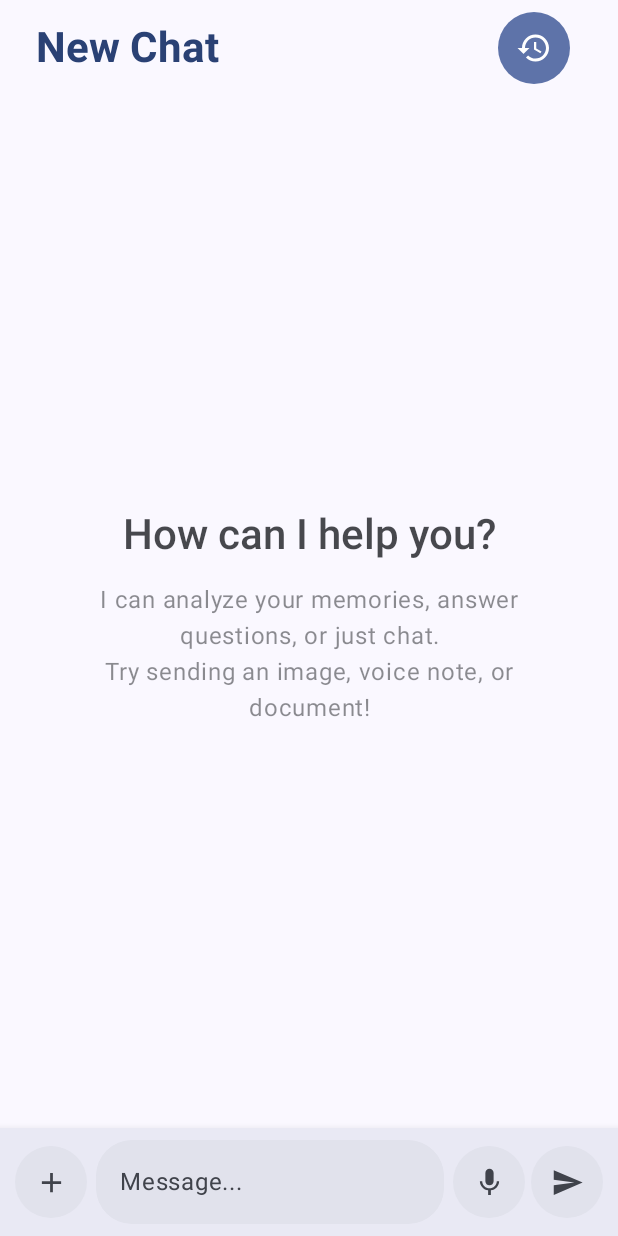
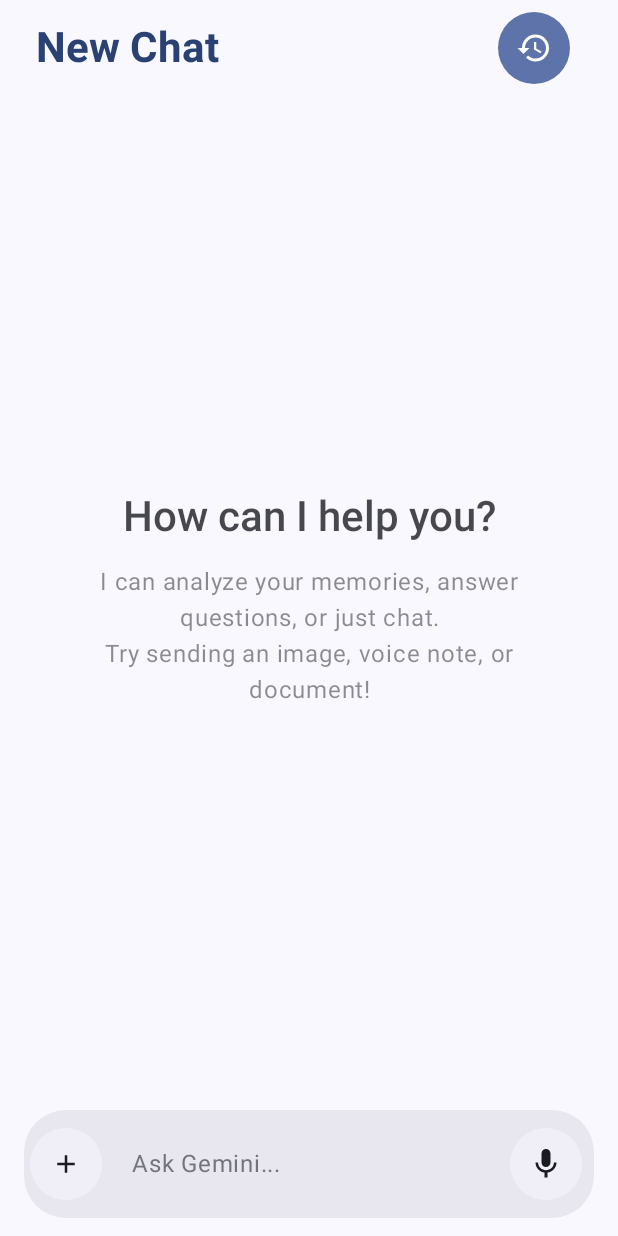
Before and after one commit to Past-da-king/MemGallery, an Android app built with Jetpack Compose: the composable ChatScreen shown on its own in the app's theme, on a phone screen of 412 x 824 dp. Run offline under Robolectric (Android 15) with nearby library versions, the phone set to English and light mode, and no system bars; our stand-ins replace Dagger/Hilt's generated code, Room's generated code; libraries missing offline, so code that uses them is left out: io.noties.markwon; 1 statement that could not run was skipped.

Commit message:
chat functionality complete  onlything remaining is  adding chat deletion

```diff
--- a/MemGallery/app/src/main/java/com/example/memgallery/ui/screens/ChatScreen.kt
+++ b/MemGallery/app/src/main/java/com/example/memgallery/ui/screens/ChatScreen.kt
@@ -11,6 +11,7 @@ import android.widget.TextView
 import androidx.activity.compose.rememberLauncherForActivityResult
 import androidx.activity.result.contract.ActivityResultContracts
 import androidx.compose.animation.AnimatedVisibility
+import androidx.compose.animation.AnimatedContent
 import androidx.compose.animation.core.*
 import androidx.compose.foundation.Canvas
 import androidx.compose.foundation.background
@@ -111,14 +112,31 @@ fun ChatScreen(
         contract = ActivityResultContracts.RequestPermission()
     ) { isGranted ->
         if (isGranted) {
-            // Start recording
-            startAudioRecording(context, { recorder, file ->
+            try {
+                val (recorder, file) = startAudioRecording(context)
                 mediaRecorder = recorder
                 recordingFile = file
                 isRecording = true
-            }, { amplitudes ->
-                recordingAmplitudes = amplitudes
-            })
+            } catch (e: Exception) {
+                e.printStackTrace()
+            }
+        }
+    }
+
+    // Audio Amplitude Polling
+    LaunchedEffect(isRecording) {
+        if (isRecording) {
+            while (true) {
+                delay(50) // Update every 50ms
+                mediaRecorder?.maxAmplitude?.let { maxAmp ->
+                    // Normalize amplitude (0-32767) to 0-1 range with some boosting
+                    val norm = (maxAmp / 32767f).coerceIn(0f, 1f)
+                    // Add to list and keep size constant
+                    recordingAmplitudes = (recordingAmplitudes + norm).takeLast(40)
+                }
+            }
+        } else {
+            recordingAmplitudes = List(40) { 0f }
         }
     }
 
@@ -156,22 +174,32 @@ fun ChatScreen(
                 onMicClick = {
                     if (isRecording) {
                         // Stop recording
-                        stopAudioRecording(mediaRecorder) { filePath ->
+                        try {
+                            mediaRecorder?.stop()
+                            mediaRecorder?.release()
+                        } catch (e: Exception) {
+                            e.printStackTrace()
+                        }
+                        mediaRecorder = null
                         isRecording = false
-                            mediaRecorder = null
-                            filePath?.let { viewModel.sendAudioMessage(it) }
+
+                        // Send the file
+                        recordingFile?.absolutePath?.let { path ->
+                            viewModel.sendAudioMessage(path)
                         }
+                        recordingFile = null
                     } else {
                         // Check permission and start recording
                         if (ContextCompat.checkSelfPermission(context, Manifest.permission.RECORD_AUDIO)
                             == PackageManager.PERMISSION_GRANTED) {
-                            startAudioRecording(context, { recorder, file ->
+                            try {
+                                val (recorder, file) = startAudioRecording(context)
                                 mediaRecorder = recorder
                                 recordingFile = file
                                 isRecording = true
-                            }, { amplitudes ->
-                                recordingAmplitudes = amplitudes
-                            })
+                            } catch (e: Exception) {
+                                e.printStackTrace()
+                            }
                         } else {
                             audioPermissionLauncher.launch(Manifest.permission.RECORD_AUDIO)
                         }
@@ -351,140 +379,190 @@ fun EnhancedChatInputBar(
     recordingAmplitudes: List<Float>
 ) {
     val primaryColor = MaterialTheme.colorScheme.primary
+    val containerColor = MaterialTheme.colorScheme.surfaceContainerHigh
 
     Surface(
         color = MaterialTheme.colorScheme.surface,
-        tonalElevation = 3.dp,
-        shadowElevation = 8.dp,
+        tonalElevation = 0.dp,
+        shadowElevation = 0.dp, // Flat design, container handles shape
         modifier = Modifier.fillMaxWidth()
     ) {
-        Column(modifier = Modifier.padding(horizontal = 12.dp, vertical = 8.dp)) {
-            // Recording waveform (shown when recording)
-            AnimatedVisibility(visible = isRecording) {
+        Column(
+            modifier = Modifier
+                .padding(horizontal = 16.dp, vertical = 12.dp)
+                .navigationBarsPadding() // Ensure it respects gesture bar
+        ) {
             Row(
                 modifier = Modifier
                     .fillMaxWidth()
-                        .height(48.dp)
-                        .clip(RoundedCornerShape(24.dp))
-                        .background(MaterialTheme.colorScheme.errorContainer.copy(alpha = 0.3f))
-                        .padding(horizontal = 16.dp),
+                    .heightIn(min = 56.dp)
+                    .background(containerColor, RoundedCornerShape(28.dp)) // Pill shape
+                    .padding(horizontal = 8.dp, vertical = 4.dp), // Padding inside the pill
                 verticalAlignment = Alignment.CenterVertically
             ) {
-                    // Pulsing red dot
+                // Left Action (Attach)
+                AnimatedVisibility(visible = !isRecording) {
+                    IconButton(
+                        onClick = onAttachClick,
+                        enabled = !isLoading,
+                        modifier = Modifier
+                            .size(40.dp)
+                            .background(MaterialTheme.colorScheme.surface.copy(alpha = 0.5f), CircleShape)
+                    ) {
+                        Icon(
+                            Icons.Default.Add,
+                            contentDescription = "Attach",
+                            tint = MaterialTheme.colorScheme.onSurface,
+                            modifier = Modifier.size(20.dp)
+                        )
+                    }
+                }
+
+                Spacer(modifier = Modifier.width(8.dp))
+
+                // Center Content (TextField or Recording UI)
+                Box(
+                    modifier = Modifier
+                        .weight(1f)
+                        .padding(vertical = 4.dp),
+                    contentAlignment = Alignment.CenterStart
+                ) {
+                    if (isRecording) {
+                        // Recording UI
+                        Row(
+                            verticalAlignment = Alignment.CenterVertically,
+                            modifier = Modifier.fillMaxWidth()
+                        ) {
+                            // Pulsing Dot
                             val infiniteTransition = rememberInfiniteTransition(label = "pulse")
                             val alpha by infiniteTransition.animateFloat(
                                 initialValue = 0.3f,
                                 targetValue = 1f,
                                 animationSpec = infiniteRepeatable(
-                            animation = tween(500),
+                                    animation = tween(800),
                                     repeatMode = RepeatMode.Reverse
                                 ),
                                 label = "pulse"
                             )
                             Box(
                                 modifier = Modifier
-                            .size(12.dp)
-                            .background(Color.Red.copy(alpha = alpha), CircleShape)
+                                    .size(10.dp)
+                                    .background(MaterialTheme.colorScheme.error.copy(alpha = alpha), CircleShape)
                             )
+
                             Spacer(modifier = Modifier.width(12.dp))
-                    Text("Recording...", color = MaterialTheme.colorScheme.error)
-                    Spacer(modifier = Modifier.weight(1f))
-                    // Mini waveform
-                    MiniWaveform(amplitudes = recordingAmplitudes, modifier = Modifier.width(100.dp).height(32.dp))
+
+                            // Waveform
+                            MiniWaveform(
+                                amplitudes = recordingAmplitudes,
+                                modifier = Modifier
+                                    .weight(1f)
+                                    .height(32.dp),
+                                color = MaterialTheme.colorScheme.error
+                            )
+
+                            Spacer(modifier = Modifier.width(12.dp))
+
+                            Text(
+                                text = formatDuration(recordingAmplitudes.size * 50L), // Approx duration
+                                style = MaterialTheme.typography.labelMedium,
+                                color = MaterialTheme.colorScheme.error
+                            )
                         }
+                    } else {
+                        // Text Input
+                        TextField(
+                            value = inputMessage,
+                            onValueChange = onValueChange,
+                            modifier = Modifier.fillMaxWidth(),
+                            placeholder = {
+                                Text(
+                                    "Ask Gemini...",
+                                    style = MaterialTheme.typography.bodyLarge.copy(
+                                        color = MaterialTheme.colorScheme.onSurfaceVariant.copy(alpha = 0.7f)
+                                    )
+                                )
+                            },
+                            colors = TextFieldDefaults.colors(
+                                focusedContainerColor = Color.Transparent,
+                                unfocusedContainerColor = Color.Transparent,
+                                focusedIndicatorColor = Color.Transparent,
+                                unfocusedIndicatorColor = Color.Transparent,
+                                cursorColor = primaryColor
+                            ),
+                            maxLines = 5,
+                            textStyle = MaterialTheme.typography.bodyLarge.copy(
+                                color = MaterialTheme.colorScheme.onSurface
+                            ),
+                            keyboardOptions = KeyboardOptions(imeAction = ImeAction.Send),
+                            keyboardActions = KeyboardActions(onSend = { if (inputMessage.isNotBlank() && !isLoading) onSend() })
+                        )
                     }
-
-            Spacer(modifier = Modifier.height(if (isRecording) 8.dp else 0.dp))
-
-            Row(
-                modifier = Modifier.fillMaxWidth(),
-                verticalAlignment = Alignment.CenterVertically
-            ) {
-                // Attach button
-                IconButton(
-                    onClick = onAttachClick,
-                    enabled = !isRecording && !isLoading,
-                    modifier = Modifier
-                        .size(44.dp)
-                        .background(
-                            MaterialTheme.colorScheme.surfaceVariant,
-                            CircleShape
-                        )
-                ) {
-                    Icon(
-                        Icons.Default.Add,
-                        contentDescription = "Attach",
-                        tint = MaterialTheme.colorScheme.onSurfaceVariant,
-                        modifier = Modifier.size(22.dp)
-                    )
                 }
 
                 Spacer(modifier = Modifier.width(8.dp))
 
-                // Text field (hidden when recording)
-                if (!isRecording) {
-                    TextField(
-                        value = inputMessage,
-                        onValueChange = onValueChange,
+                // Right Action (Mic or Send)
+                val isSendVisible = inputMessage.isNotBlank() && !isRecording
+
+                Box(
+                    modifier = Modifier.size(48.dp),
+                    contentAlignment = Alignment.Center
+                ) {
+                    androidx.compose.animation.AnimatedContent(
+                        targetState = when {
+                            isRecording -> "Stop"
+                            isSendVisible -> "Send"
+                            else -> "Mic"
+                        },
+                        label = "Action Button"
+                    ) { state ->
+                        when (state) {
+                            "Stop" -> {
+                                IconButton(
+                                    onClick = onMicClick,
                                     modifier = Modifier
-                            .weight(1f)
-                            .clip(RoundedCornerShape(24.dp)),
-                        placeholder = { Text("Message...", style = MaterialTheme.typography.bodyLarge) },
-                        colors = TextFieldDefaults.colors(
-                            focusedContainerColor = MaterialTheme.colorScheme.surfaceVariant,
-                            unfocusedContainerColor = MaterialTheme.colorScheme.surfaceVariant,
-                            focusedIndicatorColor = Color.Transparent,
-                            unfocusedIndicatorColor = Color.Transparent,
-                        ),
-                        maxLines = 4,
-                        keyboardOptions = KeyboardOptions(imeAction = ImeAction.Send),
-                        keyboardActions = KeyboardActions(onSend = { if (inputMessage.isNotBlank() && !isLoading) onSend() })
+                                        .size(48.dp)
+                                        .background(MaterialTheme.colorScheme.errorContainer, CircleShape)
+                                ) {
+                                    Icon(
+                                        Icons.Default.Stop,
+                                        contentDescription = "Stop Recording",
+                                        tint = MaterialTheme.colorScheme.onErrorContainer
                                     )
-                } else {
-                    Spacer(modifier = Modifier.weight(1f))
                                 }
-
-                Spacer(modifier = Modifier.width(8.dp))
-
-                // Microphone button
+                            }
+                            "Send" -> {
+                                IconButton(
+                                    onClick = onSend,
+                                    enabled = !isLoading,
+                                    modifier = Modifier
+                                        .size(48.dp)
+                                        .background(primaryColor, CircleShape)
+                                ) {
+                                    Icon(
+                                        Icons.AutoMirrored.Filled.Send,
+                                        contentDescription = "Send",
+                                        tint = MaterialTheme.colorScheme.onPrimary
+                                    )
+                                }
+                            }
+                            "Mic" -> {
                                 IconButton(
                                     onClick = onMicClick,
                                     enabled = !isLoading,
                                     modifier = Modifier
-                        .size(44.dp)
-                        .background(
-                            if (isRecording) MaterialTheme.colorScheme.error else MaterialTheme.colorScheme.surfaceVariant,
-                            CircleShape
-                        )
+                                        .size(48.dp)
+                                        .background(MaterialTheme.colorScheme.surface.copy(alpha = 0.5f), CircleShape)
                                 ) {
                                     Icon(
-                        if (isRecording) Icons.Default.Stop else Icons.Default.Mic,
-                        contentDescription = if (isRecording) "Stop" else "Record",
-                        tint = if (isRecording) MaterialTheme.colorScheme.onError else MaterialTheme.colorScheme.onSurfaceVariant,
-                        modifier = Modifier.size(22.dp)
+                                        Icons.Default.Mic,
+                                        contentDescription = "Record Audio",
+                                        tint = MaterialTheme.colorScheme.onSurface
                                     )
                                 }
-
-                Spacer(modifier = Modifier.width(8.dp))
-
-                // Send button (hidden when recording)
-                if (!isRecording) {
-                    IconButton(
-                        onClick = onSend,
-                        enabled = inputMessage.isNotBlank() && !isLoading,
-                        modifier = Modifier
-                            .size(44.dp)
-                            .background(
-                                if (inputMessage.isNotBlank()) primaryColor else MaterialTheme.colorScheme.surfaceVariant,
-                                CircleShape
-                            )
-                    ) {
-                        Icon(
-                            imageVector = Icons.AutoMirrored.Filled.Send,
-                            contentDescription = "Send",
-                            tint = if (inputMessage.isNotBlank()) MaterialTheme.colorScheme.onPrimary else MaterialTheme.colorScheme.onSurfaceVariant,
-                            modifier = Modifier.size(22.dp)
-                        )
+                            }
+                        }
                     }
                 }
             }
@@ -493,23 +571,40 @@ fun EnhancedChatInputBar(
 }
 
 @Composable
-fun MiniWaveform(amplitudes: List<Float>, modifier: Modifier = Modifier) {
-    val primaryColor = MaterialTheme.colorScheme.error
+fun MiniWaveform(
+    amplitudes: List<Float>,
+    modifier: Modifier = Modifier,
+    color: Color = MaterialTheme.colorScheme.primary
+) {
     Canvas(modifier = modifier) {
-        val barWidth = size.width / (amplitudes.size * 2f)
-        val gap = barWidth
-        amplitudes.forEachIndexed { index, amplitude ->
-            val barHeight = (size.height * amplitude).coerceAtLeast(4f)
+        val barWidth = 4.dp.toPx()
+        val gap = 2.dp.toPx()
+        val totalWidth = size.width
+        val maxBars = (totalWidth / (barWidth + gap)).toInt()
+
+        // Take the last N amplitudes that fit
+        val visibleAmplitudes = amplitudes.takeLast(maxBars)
+
+        visibleAmplitudes.forEachIndexed { index, amplitude ->
+            // Animate height based on amplitude
+            val barHeight = (size.height * amplitude).coerceAtLeast(4.dp.toPx())
             val x = index * (barWidth + gap)
             val y = (size.height - barHeight) / 2f
+
             drawRoundRect(
-                color = primaryColor.copy(alpha = 0.6f + (amplitude * 0.4f)),
+                color = color.copy(alpha = 0.5f + (amplitude * 0.5f)),
                 topLeft = Offset(x, y),
                 size = Size(barWidth, barHeight),
-                cornerRadius = CornerRadius(4f, 4f)
+                cornerRadius = CornerRadius(barWidth / 2, barWidth / 2)
             )
         }
     }
+}
+
+private fun formatDuration(millis: Long): String {
+    val seconds = (millis / 1000) % 60
+    val minutes = (millis / (1000 * 60)) % 60
+    return String.format("%02d:%02d", minutes, seconds)
 }
 
 @Composable
@@ -749,11 +844,10 @@ fun ChatHistoryList(
 }
 
 // Audio recording helpers
+// Audio recording helpers
 private fun startAudioRecording(
-    context: android.content.Context,
-    onRecorderCreated: (MediaRecorder, File) -> Unit,
-    onAmplitudesUpdate: (List<Float>) -> Unit
-) {
+    context: android.content.Context
+): Pair<MediaRecorder, File> {
     val fileName = "CHAT_AUD_${SimpleDateFormat("yyyyMMdd_HHmmss", Locale.US).format(Date())}.m4a"
     val outputFile = File(context.externalCacheDir, fileName)
 
@@ -767,31 +861,9 @@ private fun startAudioRecording(
         setOutputFormat(MediaRecorder.OutputFormat.MPEG_4)
         setAudioEncoder(MediaRecorder.AudioEncoder.AAC)
         setOutputFile(outputFile.absolutePath)
-        try {
         prepare()
         start()
-        } catch (e: Exception) {
-            e.printStackTrace()
-            return
-        }
     }
 
-    onRecorderCreated(recorder, outputFile)
-
-    // Start polling for amplitudes in a coroutine-friendly way is handled by the caller
+    return Pair(recorder, outputFile)
 }
-
-private fun stopAudioRecording(
-    mediaRecorder: MediaRecorder?,
-    onStopped: (String?) -> Unit
-) {
-    try {
-        mediaRecorder?.stop()
-        mediaRecorder?.release()
-        // Get the file path from the recorder (we need to track this separately)
-        onStopped(null) // Caller should track the file
-    } catch (e: Exception) {
-        e.printStackTrace()
-        onStopped(null)
-    }
-}
```
Lines whose indentation alone changed are shown as unchanged.
